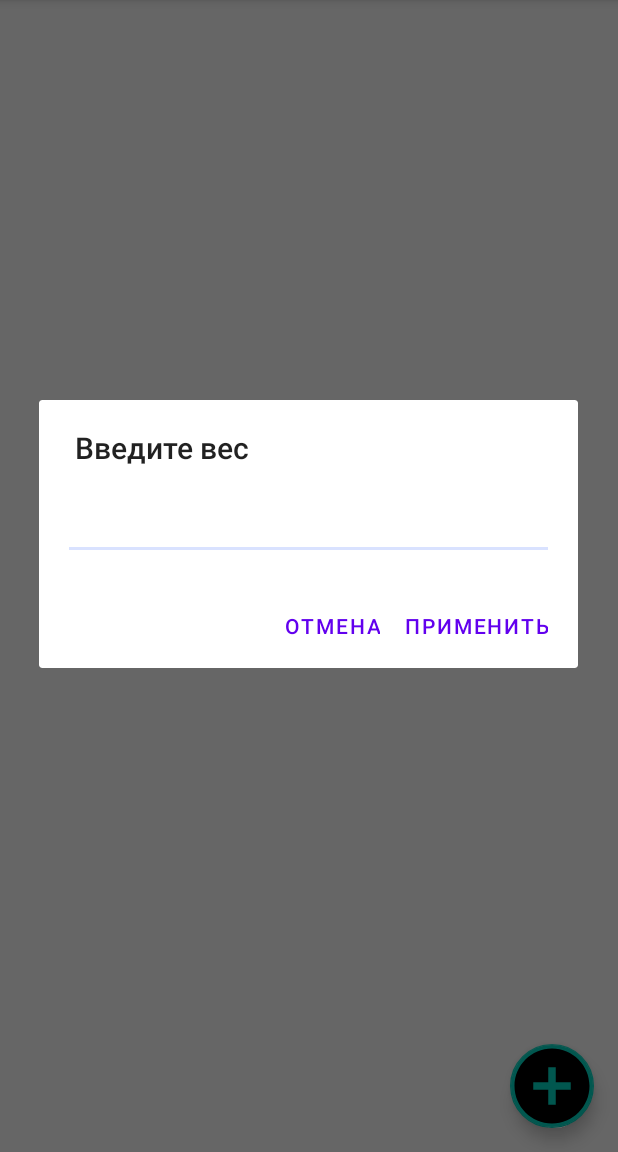
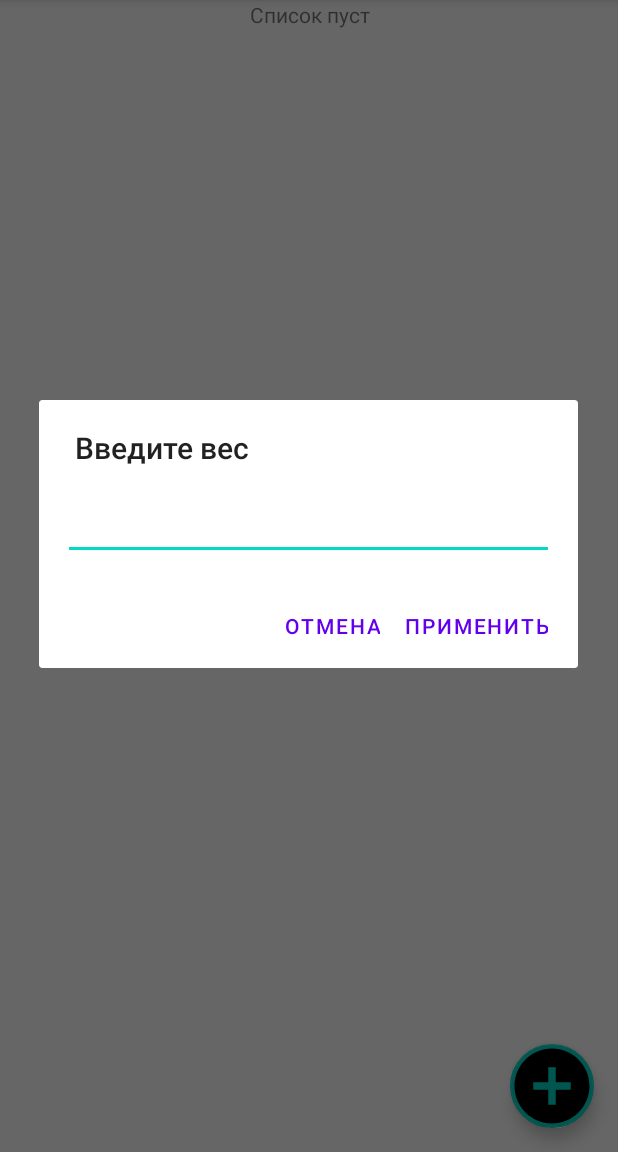
Before and after one commit to Otrix98/module_12, an Android app: the screen it shows after launch (MainActivity), after a tap on an icon or button, on a phone screen of 412 x 824 dp, the part 84-1236 px from its top. Run offline under Robolectric (Android 15) with nearby library versions, the phone set to English and light mode, and no system bars; pictures from the network do not load.

Commit message:
module 12.2

```diff
--- a/app/src/main/java/com/example/module_12/WeightDialogFragment.kt
+++ b/app/src/main/java/com/example/module_12/WeightDialogFragment.kt
@@ -2,29 +2,58 @@ package com.example.module_12
 
 import android.app.AlertDialog
 import android.app.Dialog
+import android.content.DialogInterface
 import android.os.Build
 import android.os.Bundle
 import android.text.Editable
 import android.text.TextWatcher
 import android.util.Log
+import android.view.LayoutInflater
+import android.view.View
+import android.view.ViewGroup
+import android.widget.EditText
+import android.widget.Toast
 import androidx.annotation.RequiresApi
 import androidx.fragment.app.DialogFragment
+import kotlinx.android.synthetic.main.fragment_list.*
 import kotlinx.android.synthetic.main.weight_fragment.*
+import kotlinx.android.synthetic.main.weight_fragment.view.*
 
 
 class WeightDialogFragment: DialogFragment() {
-    @RequiresApi(Build.VERSION_CODES.LOLLIPOP)
+    private lateinit var dialogView: View
+
+    override fun onCreateView(
+        inflater: LayoutInflater,
+        container: ViewGroup?,
+        savedInstanceState: Bundle?
+    ): View? {
+        super.onCreateView(inflater, container, savedInstanceState)
+        dialogView = activity!!.layoutInflater.inflate(R.layout.weight_fragment, null)
+//        dialogView = inflater.inflate(R.layout.weight_fragment, container)
+        return dialogView
+    }
+
     override fun onCreateDialog(savedInstanceState: Bundle?): Dialog {
-        return  AlertDialog.Builder(requireActivity())
-            .setView(R.layout.weight_fragment)
+        dialogView = activity!!.layoutInflater.inflate(R.layout.weight_fragment, null)
+        val editText  = dialogView.findViewById<EditText>(R.id.editText)
+        return AlertDialog.Builder(requireContext())
+            .setView(dialogView)
             .setTitle("Введите вес")
-            .setPositiveButton("Применить", {_, _ ->
-                showElement(editText.text.toString())
-                        Log.d("weight","${editText.text.toString()}")})
-            .setNegativeButton("Отмена", {_, _ -> })
+            .setPositiveButton("Применить", object : DialogInterface.OnClickListener {
+                override fun onClick(p0: DialogInterface?, p1: Int) {
+//                    Toast.makeText(context, "EditText is " + editText.text.toString(), Toast.LENGTH_SHORT).show()
+                    showElement(editText.text.toString())
+                    p0?.dismiss()
+                }
+            })
+            .setNegativeButton("Отмена", object : DialogInterface.OnClickListener {
+                override fun onClick(p0: DialogInterface?, p1: Int) {
+                    p0?.dismiss()
+                }
+            })
             .create()
     }
-
 
 
     fun showElement(weight: String){
--- a/app/src/main/res/layout/fragment_list.xml
+++ b/app/src/main/res/layout/fragment_list.xml
@@ -7,6 +7,9 @@
     xmlns:tools="http://schemas.android.com/tools">
 
     <TextView
+        android:text="@string/text"
+        android:visibility="visible"
+        android:layout_marginTop="200dp"
         android:id="@+id/textEmpty"
         android:layout_width="match_parent"
         android:layout_height="wrap_content"
--- a/app/src/main/res/values/strings.xml
+++ b/app/src/main/res/values/strings.xml
@@ -1,3 +1,4 @@
 <resources>
     <string name="app_name">module_12</string>
+    <string name="text">Список пуст</string>
 </resources>
```
Also changed, not shown: app/src/main/java/com/example/module_12/ListFragment.kt (+66 -4 lines).
